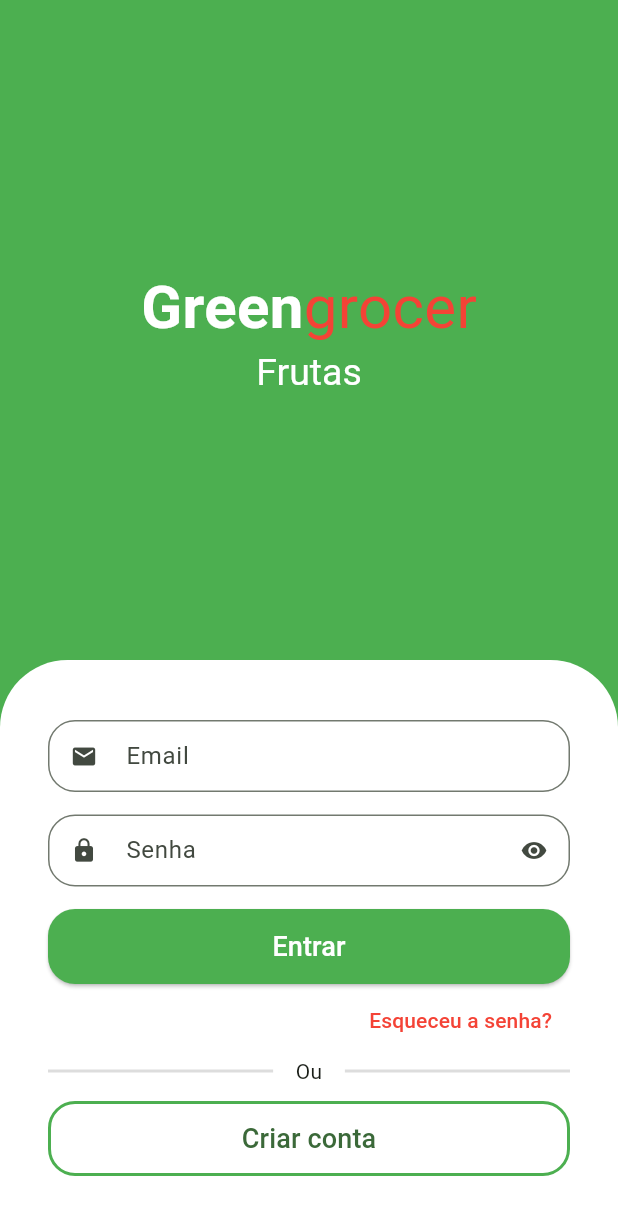
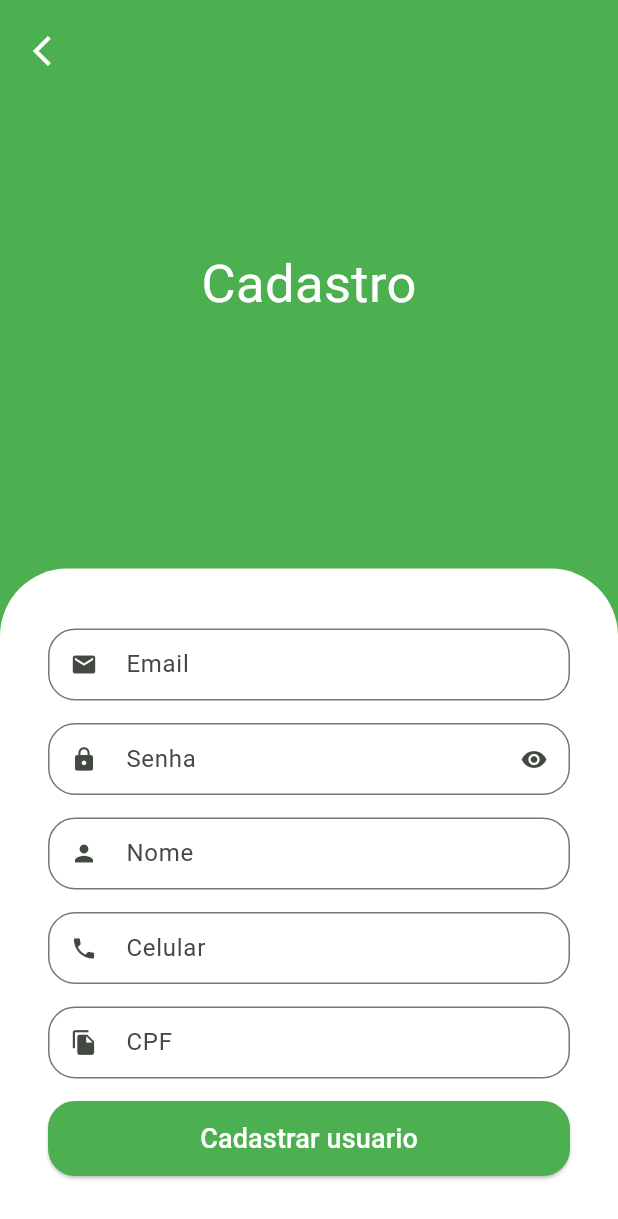
Before and after one commit to lucasletro/GreenGrocer, a Flutter app: the screen it shows after launch, after a tap on "Criar conta", on a phone screen of 412 x 824 dp. Shown: the top 1219 px of the screen. Run offline on Flutter 3.47's test engine with Material 2 defaults, Android fonts, the phone set to English and light mode, and no system bars; drawn by our look-alikes of animated_text_kit; our stand-ins replace mask_text_input_formatter.

Commit message:
Tela de Cadastro.

```diff
--- a/lib/src/auth/components/custom_text_field.dart
+++ b/lib/src/auth/components/custom_text_field.dart
@@ -1,20 +1,22 @@
 import 'package:flutter/material.dart';
+import 'package:flutter/services.dart';
 
 //CAMPO DE TEXTO CUSTOMIZADO #2
 
 class CustomTextField extends StatefulWidget {
   final IconData icon;
   final String label;
-
   //variavel para apresentar o botao de visibilidade
   // do suffixIcon no campo de senha
   final bool isSecret;
+  final List<TextInputFormatter>? inputFormatters;
 
   const CustomTextField({
     Key? key,
     required this.icon,
     required this.label,
     this.isSecret = false,
+    this.inputFormatters,
   }) : super(key: key);
 
   @override
@@ -38,6 +40,7 @@ class _CustomTextFieldState extends State<CustomTextField> {
     return Padding(
       padding: const EdgeInsets.only(bottom: 15),
       child: TextFormField(
+        inputFormatters: widget.inputFormatters,
         obscureText: isObscure,
         decoration: InputDecoration(
           prefixIcon: Icon(widget.icon),
--- a/lib/src/auth/sign_in_screen.dart
+++ b/lib/src/auth/sign_in_screen.dart
@@ -1,6 +1,7 @@
 import 'package:animated_text_kit/animated_text_kit.dart';
 import 'package:flutter/material.dart';
 import 'package:greengrocer/src/auth/components/custom_text_field.dart';
+import 'package:greengrocer/src/auth/sign_up_screen.dart';
 
 //TELA DE LOGIN #1
 
@@ -173,7 +174,15 @@ class SignInScreen extends StatelessWidget {
                             color: Colors.green
                           ),
                         ),
-                        onPressed: (){},
+                        onPressed: (){
+                          Navigator.of(context).push(
+                            MaterialPageRoute(
+                              builder: (c){
+                                return SignUpScreen();
+                              }
+                            ),
+                          );
+                        },
                         child: const Text("Criar conta", style: TextStyle(
                           fontSize: 18,
                         ),),
--- /dev/null
+++ b/lib/src/auth/sign_up_screen.dart
@@ -0,0 +1,134 @@
+import 'package:flutter/material.dart';
+import 'package:greengrocer/src/auth/components/custom_text_field.dart';
+import 'package:mask_text_input_formatter/mask_text_input_formatter.dart';
+
+class SignUpScreen extends StatelessWidget {
+  SignUpScreen({Key? key}) : super(key: key);
+
+  final cpfFormatter = MaskTextInputFormatter(
+    mask: '###.###.###-##',
+    filter: {'#': RegExp(r'[0-9]')},
+  );
+
+  final phoneFormatter = MaskTextInputFormatter(
+    mask: '## # ####-####',
+    filter: {'#': RegExp(r'[0-9]')},
+  );
+
+
+
+  @override
+  Widget build(BuildContext context) {
+
+    final size = MediaQuery.of(context).size;
+
+    return Scaffold(
+      backgroundColor: Colors.green,
+
+      body: SingleChildScrollView(
+        child: SizedBox(
+          height: size.height,
+          width: size.width,
+
+          //stack permitir q coloque um widget em cima do outro
+          // (botao de voltar a tela anterior)
+          child: Stack(
+            children: [
+              Column(
+                children: [
+
+                  //NOME DA TELA
+                  const Expanded(
+                    child: Center(
+                      child: Text(
+                        "Cadastro",
+                        style: TextStyle(
+                        color: Colors.white,
+                        fontSize: 35
+                      ),),
+                    ),
+                  ),
+
+                  //CONTAINER BRANCO COM BORDAS ARREDONDADAS - FORMULARIO
+                  Container(
+                    padding: const EdgeInsets.symmetric(
+                      horizontal: 32,
+                      vertical: 40,
+                    ),
+                    decoration: const BoxDecoration(
+                      color: Colors.white,
+                      borderRadius: BorderRadius.vertical(
+                        top: Radius.circular(45),
+                      )
+                    ),
+                    child: Column(
+                      crossAxisAlignment: CrossAxisAlignment.stretch,
+                      children: [
+                        const CustomTextField(
+                            icon: Icons.email,
+                            label: "Email",
+                        ),
+                        const CustomTextField(
+                          icon: Icons.lock,
+                          label: "Senha",
+                          isSecret: true,
+                        ),
+                        const CustomTextField(
+                            icon: Icons.person,
+                            label: "Nome"
+                        ),
+                        CustomTextField(
+                            icon: Icons.phone,
+                            label: "Celular",
+                          inputFormatters: [phoneFormatter],
+                        ),
+                        CustomTextField(
+                            icon: Icons.file_copy,
+                            label: "CPF",
+                          inputFormatters: [cpfFormatter],
+                        ),
+
+                        SizedBox(
+                          height: 50,
+                          child: ElevatedButton(
+                            style: ElevatedButton.styleFrom(
+                              backgroundColor: Colors.green,
+                              shape: RoundedRectangleBorder(
+                                borderRadius: BorderRadius.circular(18),
+                              ),
+                            ),
+                              onPressed: (){},
+                              child: const Text("Cadastrar usuario", style: TextStyle(
+                                fontSize: 18,
+                                color: Colors.white
+                              ),),
+                          ),
+                        ),
+
+                      ],
+                    ),
+                  ),
+                ],
+              ),
+
+              //BOTAO DE RETORNAR A TELA ANTERIOR
+              Positioned(
+                left: 10,
+                top: 10,
+                child: SafeArea(
+                  child: IconButton(
+                      onPressed: (){
+                        Navigator.of(context).pop();
+                      },
+                      icon: const Icon(Icons.arrow_back_ios, color: Colors.white,),
+                  ),
+                ),
+              ),
+
+            ],
+          ),
+        ),
+      ),
+    );
+  }
+}
--- a/pubspec.yaml
+++ b/pubspec.yaml
@@ -36,6 +36,7 @@ dependencies:
   # Use with the CupertinoIcons class for iOS style icons.
   cupertino_icons: ^1.0.2
   animated_text_kit: ^4.2.2
+  mask_text_input_formatter: ^2.4.0
 
 dev_dependencies:
   flutter_test:
```
Also changed, not shown: pubspec.lock.
